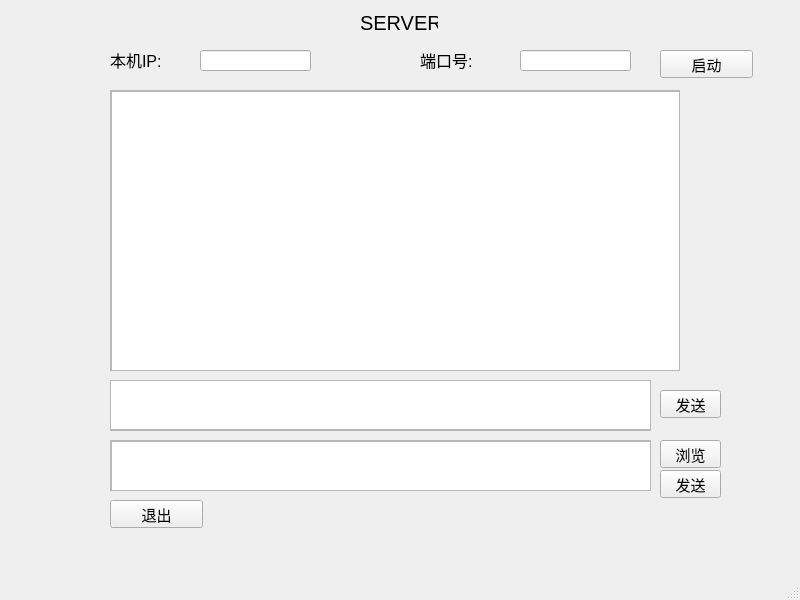
First picture: the form in socket/winsock/server.ui, repository tong1heng/Dual-Computer-Communication, before the edit.
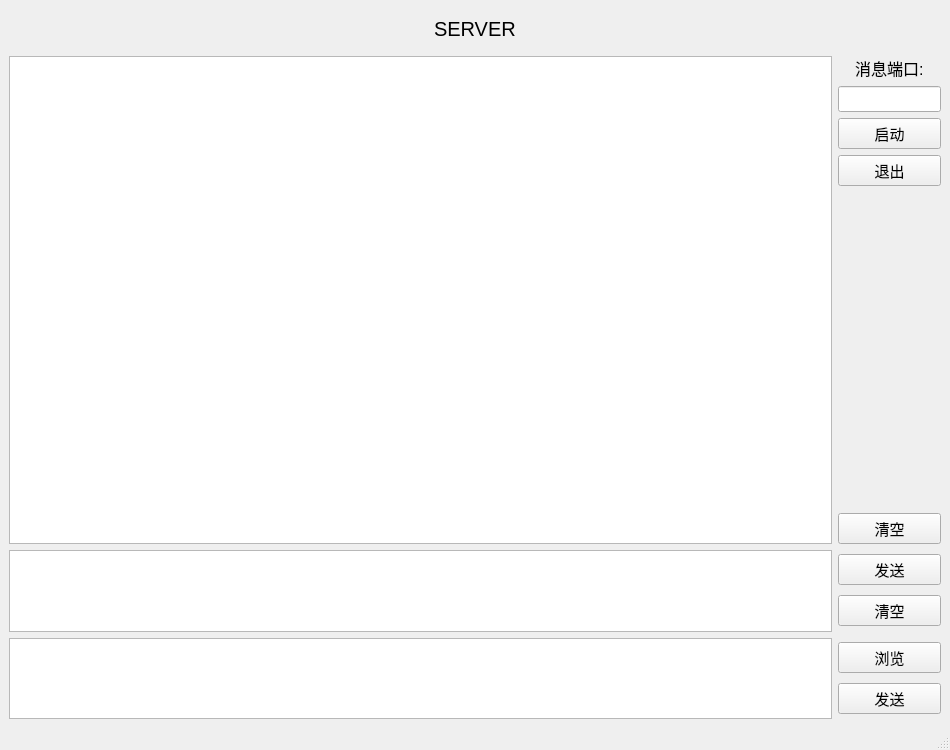
Second picture: the form after the edit.

Commit message: 完成消息和文件传输

Patch:
```diff
--- a/socket/winsock/server.ui
+++ b/socket/winsock/server.ui
@@ -6,23 +6,23 @@
    <rect>
     <x>0</x>
     <y>0</y>
-    <width>800</width>
-    <height>600</height>
+    <width>950</width>
+    <height>750</height>
    </rect>
   </property>
+  <property name="sizePolicy">
+   <sizepolicy hsizetype="Preferred" vsizetype="Preferred">
+    <horstretch>0</horstretch>
+    <verstretch>0</verstretch>
+   </sizepolicy>
+  </property>
   <property name="windowTitle">
    <string>MainWindow</string>
   </property>
   <widget class="QWidget" name="centralwidget">
+   <layout class="QVBoxLayout" name="verticalLayout_4" stretch="1,12,2,2">
+    <item alignment="Qt::AlignHCenter|Qt::AlignVCenter">
    <widget class="QLabel" name="label">
-    <property name="geometry">
-     <rect>
-      <x>360</x>
-      <y>10</y>
-      <width>78</width>
-      <height>25</height>
-     </rect>
-    </property>
     <property name="font">
      <font>
       <pointsize>15</pointsize>
@@ -32,178 +32,55 @@
      <string>SERVER</string>
     </property>
    </widget>
-   <widget class="QPushButton" name="sendMessage">
-    <property name="geometry">
-     <rect>
-      <x>660</x>
-      <y>390</y>
-      <width>61</width>
-      <height>28</height>
-     </rect>
-    </property>
-    <property name="font">
-     <font>
-      <pointsize>11</pointsize>
-     </font>
-    </property>
-    <property name="text">
-     <string>发送</string>
-    </property>
-    <property name="checkable">
-     <bool>false</bool>
-    </property>
-   </widget>
-   <widget class="QLabel" name="label_2">
-    <property name="geometry">
-     <rect>
-      <x>110</x>
-      <y>50</y>
-      <width>70</width>
-      <height>20</height>
-     </rect>
-    </property>
-    <property name="font">
-     <font>
-      <pointsize>12</pointsize>
-     </font>
-    </property>
-    <property name="text">
-     <string>本机IP:</string>
-    </property>
-   </widget>
-   <widget class="QScrollArea" name="scrollArea">
-    <property name="geometry">
-     <rect>
-      <x>110</x>
-      <y>90</y>
-      <width>570</width>
-      <height>281</height>
-     </rect>
-    </property>
-    <property name="widgetResizable">
-     <bool>true</bool>
-    </property>
-    <widget class="QWidget" name="scrollAreaWidgetContents">
-     <property name="geometry">
-      <rect>
-       <x>0</x>
-       <y>0</y>
-       <width>568</width>
-       <height>279</height>
-      </rect>
-     </property>
+    </item>
+    <item>
+     <layout class="QHBoxLayout" name="horizontalLayout" stretch="8,1">
+      <item>
      <widget class="QTextEdit" name="textEdit">
       <property name="enabled">
        <bool>true</bool>
       </property>
-      <property name="geometry">
-       <rect>
-        <x>0</x>
-        <y>0</y>
-        <width>570</width>
-        <height>281</height>
-       </rect>
-      </property>
       <property name="font">
        <font>
-        <pointsize>12</pointsize>
-       </font>
-      </property>
-      <property name="readOnly">
-       <bool>true</bool>
-      </property>
-     </widget>
-    </widget>
-   </widget>
-   <widget class="QLineEdit" name="IPAddress">
-    <property name="geometry">
-     <rect>
-      <x>200</x>
-      <y>50</y>
-      <width>111</width>
-      <height>21</height>
-     </rect>
-    </property>
+          <pointsize>11</pointsize>
+         </font>
+        </property>
+        <property name="lineWrapMode">
+         <enum>QTextEdit::NoWrap</enum>
+        </property>
     <property name="readOnly">
      <bool>true</bool>
     </property>
    </widget>
+      </item>
+      <item>
+       <layout class="QVBoxLayout" name="verticalLayout_3">
+        <item alignment="Qt::AlignHCenter|Qt::AlignVCenter">
    <widget class="QLabel" name="label_3">
-    <property name="geometry">
-     <rect>
-      <x>420</x>
-      <y>50</y>
-      <width>70</width>
-      <height>20</height>
-     </rect>
-    </property>
     <property name="font">
      <font>
       <pointsize>12</pointsize>
      </font>
     </property>
     <property name="text">
-     <string>端口号:</string>
-    </property>
-   </widget>
-   <widget class="QLineEdit" name="port">
-    <property name="geometry">
-     <rect>
-      <x>520</x>
-      <y>50</y>
-      <width>111</width>
-      <height>21</height>
-     </rect>
+           <string>消息端口:</string>
+          </property>
+         </widget>
+        </item>
+        <item>
+         <widget class="QLineEdit" name="messagePort">
+          <property name="font">
+           <font>
+            <pointsize>11</pointsize>
+           </font>
     </property>
     <property name="readOnly">
      <bool>false</bool>
     </property>
    </widget>
-   <widget class="QPushButton" name="exit">
-    <property name="geometry">
-     <rect>
-      <x>110</x>
-      <y>500</y>
-      <width>93</width>
-      <height>28</height>
-     </rect>
-    </property>
-    <property name="font">
-     <font>
-      <pointsize>11</pointsize>
-     </font>
-    </property>
-    <property name="text">
-     <string>退出</string>
-    </property>
-   </widget>
-   <widget class="QPushButton" name="file">
-    <property name="geometry">
-     <rect>
-      <x>660</x>
-      <y>440</y>
-      <width>61</width>
-      <height>28</height>
-     </rect>
-    </property>
-    <property name="font">
-     <font>
-      <pointsize>11</pointsize>
-     </font>
-    </property>
-    <property name="text">
-     <string>浏览</string>
-    </property>
-   </widget>
+        </item>
+        <item>
    <widget class="QPushButton" name="start">
-    <property name="geometry">
-     <rect>
-      <x>660</x>
-      <y>50</y>
-      <width>93</width>
-      <height>28</height>
-     </rect>
-    </property>
     <property name="font">
      <font>
       <pointsize>11</pointsize>
@@ -213,81 +90,125 @@
      <string>启动</string>
     </property>
    </widget>
-   <widget class="QScrollArea" name="scrollArea_2">
-    <property name="geometry">
-     <rect>
-      <x>110</x>
-      <y>380</y>
-      <width>541</width>
-      <height>51</height>
-     </rect>
-    </property>
-    <property name="widgetResizable">
-     <bool>true</bool>
-    </property>
-    <widget class="QWidget" name="scrollAreaWidgetContents_4">
-     <property name="geometry">
-      <rect>
-       <x>0</x>
-       <y>0</y>
-       <width>539</width>
-       <height>49</height>
-      </rect>
-     </property>
-    </widget>
-   </widget>
+        </item>
+        <item>
+         <widget class="QPushButton" name="exitButton">
+          <property name="font">
+           <font>
+            <pointsize>11</pointsize>
+           </font>
+          </property>
+          <property name="text">
+           <string>退出</string>
+          </property>
+         </widget>
+        </item>
+        <item>
+         <spacer name="verticalSpacer">
+          <property name="orientation">
+           <enum>Qt::Vertical</enum>
+          </property>
+          <property name="sizeHint" stdset="0">
+           <size>
+            <width>20</width>
+            <height>40</height>
+           </size>
+          </property>
+         </spacer>
+        </item>
+        <item>
+         <widget class="QPushButton" name="clearButton">
+          <property name="font">
+           <font>
+            <pointsize>11</pointsize>
+           </font>
+          </property>
+          <property name="text">
+           <string>清空</string>
+          </property>
+         </widget>
+        </item>
+       </layout>
+      </item>
+     </layout>
+    </item>
+    <item>
+     <layout class="QHBoxLayout" name="horizontalLayout_3" stretch="8,1">
+      <item>
    <widget class="QTextEdit" name="message">
-    <property name="geometry">
-     <rect>
-      <x>110</x>
-      <y>380</y>
-      <width>541</width>
-      <height>50</height>
-     </rect>
-    </property>
-   </widget>
-   <widget class="QScrollArea" name="scrollArea_3">
-    <property name="geometry">
-     <rect>
-      <x>110</x>
-      <y>440</y>
-      <width>541</width>
-      <height>51</height>
-     </rect>
-    </property>
-    <property name="widgetResizable">
-     <bool>true</bool>
-    </property>
-    <widget class="QWidget" name="scrollAreaWidgetContents_5">
-     <property name="geometry">
-      <rect>
-       <x>0</x>
-       <y>0</y>
-       <width>539</width>
-       <height>49</height>
-      </rect>
-     </property>
-     <widget class="QTextEdit" name="filepath">
-      <property name="geometry">
-       <rect>
-        <x>0</x>
-        <y>0</y>
-        <width>541</width>
-        <height>50</height>
-       </rect>
-      </property>
-     </widget>
-    </widget>
-   </widget>
-   <widget class="QPushButton" name="sendFile">
-    <property name="geometry">
-     <rect>
-      <x>660</x>
-      <y>470</y>
-      <width>61</width>
-      <height>28</height>
-     </rect>
-    </property>
+        <property name="font">
+         <font>
+          <pointsize>11</pointsize>
+         </font>
+        </property>
+        <property name="lineWrapMode">
+         <enum>QTextEdit::NoWrap</enum>
+        </property>
+       </widget>
+      </item>
+      <item>
+       <layout class="QVBoxLayout" name="verticalLayout">
+        <item>
+         <widget class="QPushButton" name="sendMessageButton">
+          <property name="font">
+           <font>
+            <pointsize>11</pointsize>
+           </font>
+          </property>
+          <property name="text">
+           <string>发送</string>
+          </property>
+          <property name="checkable">
+           <bool>false</bool>
+          </property>
+         </widget>
+        </item>
+        <item>
+         <widget class="QPushButton" name="pushButton">
+          <property name="font">
+           <font>
+            <pointsize>11</pointsize>
+           </font>
+          </property>
+          <property name="text">
+           <string>清空</string>
+          </property>
+         </widget>
+        </item>
+       </layout>
+      </item>
+     </layout>
+    </item>
+    <item>
+     <layout class="QHBoxLayout" name="horizontalLayout_2" stretch="8,1">
+      <item>
+       <widget class="QTextEdit" name="filePath">
+        <property name="font">
+         <font>
+          <pointsize>11</pointsize>
+         </font>
+        </property>
+        <property name="lineWrapMode">
+         <enum>QTextEdit::NoWrap</enum>
+        </property>
+       </widget>
+      </item>
+      <item>
+       <layout class="QVBoxLayout" name="verticalLayout_2">
+        <item>
+         <widget class="QPushButton" name="findFileButton">
+          <property name="font">
+           <font>
+            <pointsize>11</pointsize>
+           </font>
+          </property>
+          <property name="text">
+           <string>浏览</string>
+          </property>
+         </widget>
+        </item>
+        <item>
+         <widget class="QPushButton" name="sendFileButton">
     <property name="font">
      <font>
       <pointsize>11</pointsize>
@@ -300,6 +221,12 @@
      <bool>false</bool>
     </property>
    </widget>
+        </item>
+       </layout>
+      </item>
+     </layout>
+    </item>
+   </layout>
   </widget>
   <widget class="QMenuBar" name="menubar">
    <property name="geometry">
```
Left out of the diff: 2 changed lines with no effect on the pictures. Lines whose indentation alone changed are shown as unchanged. The commit also changes 29 other files.
